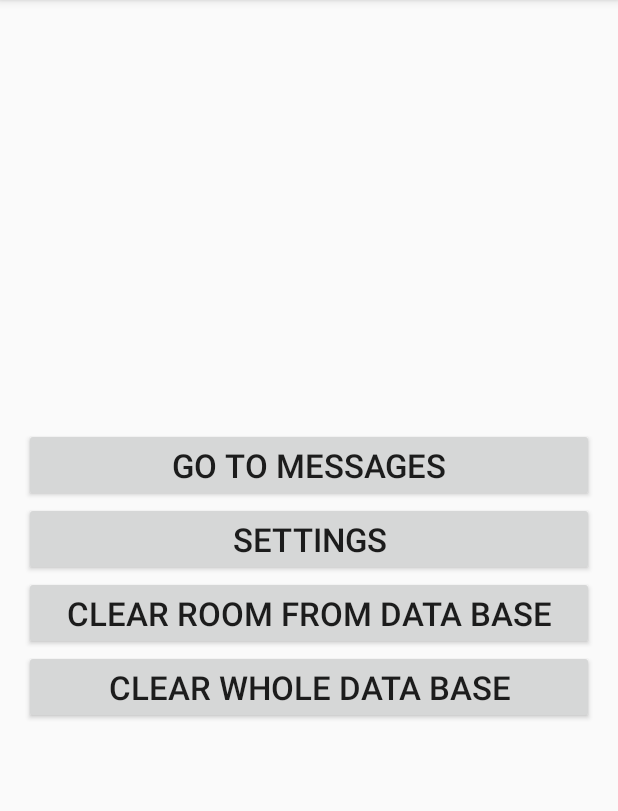
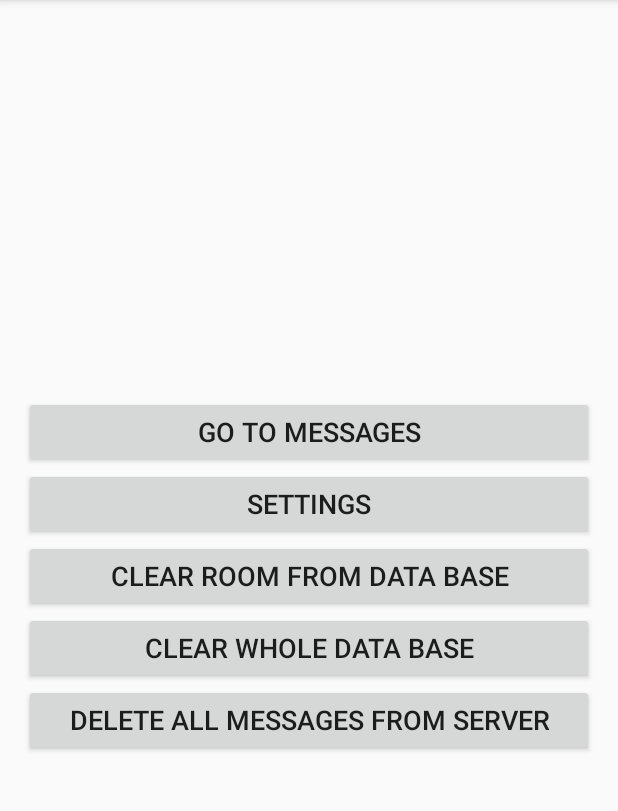
Before and after one commit to Pavlik1400/RSA-messanger, an Android app: the screen it shows after launch (MainActivity), on a phone screen of 412 x 824 dp, the part 84-895 px from its top. Run offline under Robolectric (Android 15) with nearby library versions, the light colour scheme and no system bars.

Commit message:
added button that deletes given room from server

```diff
--- a/program/app/src/main/java/com/example/diskret_project/DataBase.java
+++ b/program/app/src/main/java/com/example/diskret_project/DataBase.java
@@ -376,8 +376,8 @@ public class DataBase extends SQLiteOpenHelper {
 
             settingsCursor = db.rawQuery("select * from " + DataBase.TABLE_SETTINGS, null);
             if (settingsCursor.moveToNext()) {
-                String nameRoom = messagesCursor.getString(messagesCursor.getColumnIndex(COLUMN_ROOM_NUM));
-                db.delete(DataBase.TABLE_MESSAGES, DataBase.COLUMN_ROOM_NUM + " = ?",
+                String nameRoom = settingsCursor.getString(settingsCursor.getColumnIndex(COLUMN_ROOM_AND_NAME));
+                db.delete(DataBase.TABLE_SETTINGS, DataBase.COLUMN_ROOM_AND_NAME + " = ?",
                         new String[] {nameRoom});
             }
 
--- a/program/app/src/main/java/com/example/diskret_project/MessageActivity.java
+++ b/program/app/src/main/java/com/example/diskret_project/MessageActivity.java
@@ -88,6 +88,7 @@ public class MessageActivity extends AppCompatActivity {
         // move to the end of recyclerView
         layoutManager.scrollToPositionWithOffset(adapter.getItemCount()-1, adapter.getItemCount());
 
+        // Create and schedule timer task for getting messages 4 times a sec
         TimerTask doAsynchronousTask;
         final Handler handler = new Handler();
         timer = new Timer();
@@ -103,7 +104,7 @@ public class MessageActivity extends AppCompatActivity {
             }
         };
 
-        timer.schedule(doAsynchronousTask, 0, 250);// execute in every 10 s
+        timer.schedule(doAsynchronousTask, 0, 250);// execute in 4 times a second
 
 
 
--- a/program/app/src/main/res/layout/activity_main.xml
+++ b/program/app/src/main/res/layout/activity_main.xml
@@ -14,7 +14,7 @@
         android:layout_width="match_parent"
         android:layout_height="wrap_content"
         android:text="Go to messages"
-        android:textSize="22sp"
+        android:textSize="18sp"
         android:onClick="messagesClicker"
         />
 
@@ -23,7 +23,7 @@
         android:layout_width="match_parent"
         android:layout_height="wrap_content"
         android:text="Settings"
-        android:textSize="22sp"
+        android:textSize="18sp"
         android:onClick="settingsClick"
         />
 
@@ -32,7 +32,7 @@
         android:layout_width="match_parent"
         android:layout_height="wrap_content"
         android:text="Clear room from Data base"
-        android:textSize="22sp"
+        android:textSize="18sp"
         android:onClick="clearClick"
         />
 
@@ -41,8 +41,17 @@
         android:layout_width="match_parent"
         android:layout_height="wrap_content"
         android:text="Clear whole Data base"
-        android:textSize="22sp"
+        android:textSize="18sp"
         android:onClick="clearALLClick"
+        />
+
+    <Button
+        android:id="@+id/deleteAllButton"
+        android:layout_width="match_parent"
+        android:layout_height="wrap_content"
+        android:text="delete all messages from server"
+        android:textSize="18sp"
+        android:onClick="deleteServerMessages"
         />
 
 
```
Also changed, not shown: program/app/src/main/java/com/example/diskret_project/MainActivity.java (+24 -0 lines), program/app/src/main/java/com/example/diskret_project/NetworkUtils.java (+21 -0 lines).
